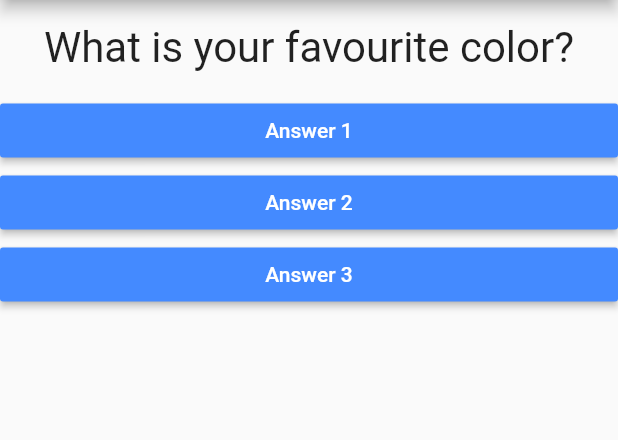
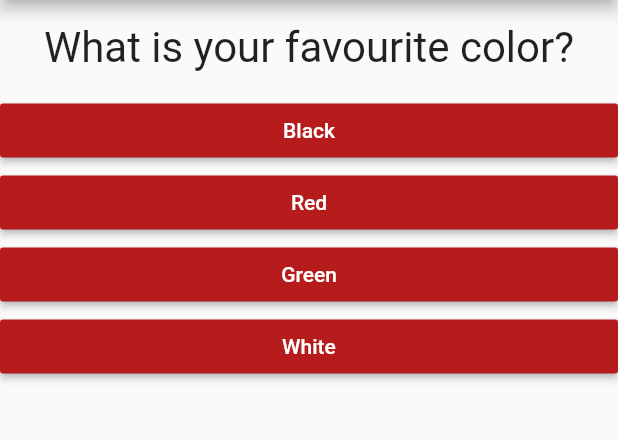
Before and after one commit to matheusmogi/flutter-curso, a Flutter app: the screen it shows after launch, on a phone screen of 412 x 824 dp, the part 84-524 px from its top. Run offline on Flutter 3.47's test engine with Material 2 defaults, Android fonts, the phone set to English and light mode, and no system bars.

```diff
--- a/curso_flutter/projeto_perguntas/lib/answerButton.dart
+++ b/curso_flutter/projeto_perguntas/lib/answerButton.dart
@@ -1,19 +1,19 @@
 import 'package:flutter/material.dart';
 
 class AnswerButton extends StatelessWidget {
-  final String text;
-  final void Function() onAnswered;
-  AnswerButton(this.text, this.onAnswered);
+  final String _text;
+  final void Function() _onAnswered;
+  AnswerButton(this._text, this._onAnswered);
 
   @override
   Widget build(BuildContext context) {
     return Container(
       width: double.infinity,
       child: RaisedButton(
-        color: Colors.blueAccent,
+        color: Colors.red[900],
         textColor: Colors.white,
-        child: Text(text),
-        onPressed:onAnswered,
+        child: Text(_text),
+        onPressed:_onAnswered,
       ),
     );
   }
--- a/curso_flutter/projeto_perguntas/lib/main.dart
+++ b/curso_flutter/projeto_perguntas/lib/main.dart
@@ -1,20 +1,60 @@
 import 'package:flutter/material.dart';
-import 'package:projeto_perguntas/question.dart';
-import 'package:projeto_perguntas/answerButton.dart';
+import 'package:projeto_perguntas/quiz.dart';
+import 'package:projeto_perguntas/result.dart';
 
 main() => runApp(QuestionsApp());
 
 class _QuestionAppState extends State<QuestionsApp> {
   var _selectedQuestion = 0;
-  final _questions = [
-    'What is your favourite color?',
-    'What is your favourite animal?'
+  var _totalPoints = 0;
+  var _questions = const [
+    {
+      'text': 'What is your favourite color?',
+      'answers': [
+        {'text':'Black','points':10},
+        {'text':'Red', 'points':3},
+        {'text':'Green','points':5},
+        {'text':'White','points':6}
+      ]
+    },
+    {
+      'text': 'What is your favourite animal?',
+      'answers': [
+        {'text':'Snake','points':1},
+        {'text':'Rabbit','points':5},
+        {'text':'Elephant','points':8},
+        {'text':'Lion','points':10},
+      ]
+    },
+    {
+      'text': 'What is your favourite month?',
+      'answers': [
+        {'text':'Jannuary','points':6},
+        {'text':'February','points':3},
+        {'text':'March','points':8},
+        {'text':'August','points':2},
+      ]
+    },
   ];
-  void _getResponse() {
+
+  bool get _hasSelectedQuestion {
+    return _selectedQuestion < _questions.length;
+  }
+
+  void _getResponse(int points) {
+    if (_hasSelectedQuestion)
+      setState(() {
+        _totalPoints+=points;
+        _selectedQuestion++;
+      });
+    print(_selectedQuestion);
+  }
+
+  void _restartQuiz(){
     setState(() {
-      if (_selectedQuestion < _questions.length - 1) _selectedQuestion++;
+      _selectedQuestion=0;
+      _totalPoints=0;
     });
-    print(_selectedQuestion);
   }
 
   @override
@@ -25,14 +65,13 @@ class _QuestionAppState extends State<QuestionsApp> {
         appBar: AppBar(
           title: Text('Questions?'),
         ),
-        body: Column(
-          children: [
-            Question(_questions[_selectedQuestion]),
-            AnswerButton("Answer 1", _getResponse),
-            AnswerButton("Answer 2",_getResponse),
-            AnswerButton("Answer 3",_getResponse),
-          ],
-        ),
+        body: _hasSelectedQuestion
+            ? Quiz(
+                answer: _getResponse,
+                questions: _questions,
+                selectedQuestion: _selectedQuestion,
+              )
+            : Result(_totalPoints,_restartQuiz),
       ),
     );
   }
--- /dev/null
+++ b/curso_flutter/projeto_perguntas/lib/quiz.dart
@@ -0,0 +1,45 @@
+import 'package:flutter/material.dart';
+import 'package:projeto_perguntas/answerButton.dart';
+import 'package:projeto_perguntas/question.dart';
+
+// class Quiz extends StatelessWidget {
+//   List<Widget> _answers = [];
+
+//   var _questions ;
+//   Quiz(this._questions, this._answers);
+
+//   @override
+//   Widget build(BuildContext context) {
+//     return Column(
+//       children: [Question(_questions), ..._answers],
+//     );
+//   }
+// }
+class Quiz extends StatelessWidget {
+  final List<Map<String, Object>> questions;
+  final int selectedQuestion;
+  final void Function(int) answer;
+
+  Quiz(
+      {@required this.questions,
+      @required this.selectedQuestion,
+      @required this.answer});
+
+  @override
+  Widget build(BuildContext context) {
+    final List<Map<String, Object>> answers =
+        hasSelectedQuestion ? questions[selectedQuestion]['answers'] : null;
+    return Column(
+      children: <Widget>[
+        Question(questions[selectedQuestion]['text']),
+        ...answers
+            .map((a) => AnswerButton(a['text'], () => answer(a['points'])))
+            .toList(),
+      ],
+    );
+  }
+
+  bool get hasSelectedQuestion {
+    return selectedQuestion < questions.length;
+  }
+}
--- a/curso_flutter/projeto_perguntas/pubspec.yaml
+++ b/curso_flutter/projeto_perguntas/pubspec.yaml
@@ -14,7 +14,7 @@ description: A new Flutter project.
 version: 1.0.0+1
 
 environment:
-  sdk: ">=2.1.0 <3.0.0"
+  sdk: ">=2.2.3 <3.0.0"
 
 dependencies:
   flutter:
```
Also changed, not shown: curso_flutter/projeto_perguntas/lib/result.dart (added, +54 -0 lines).
